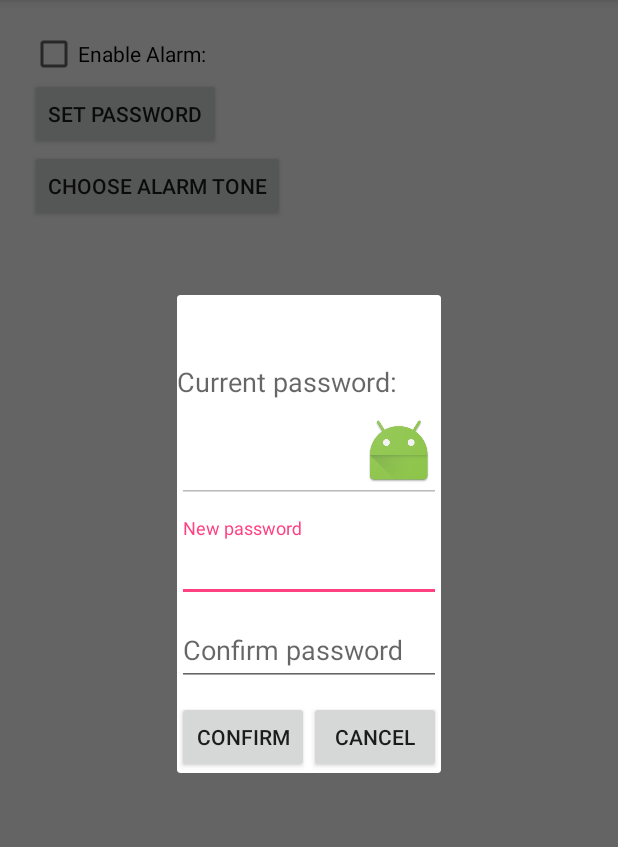
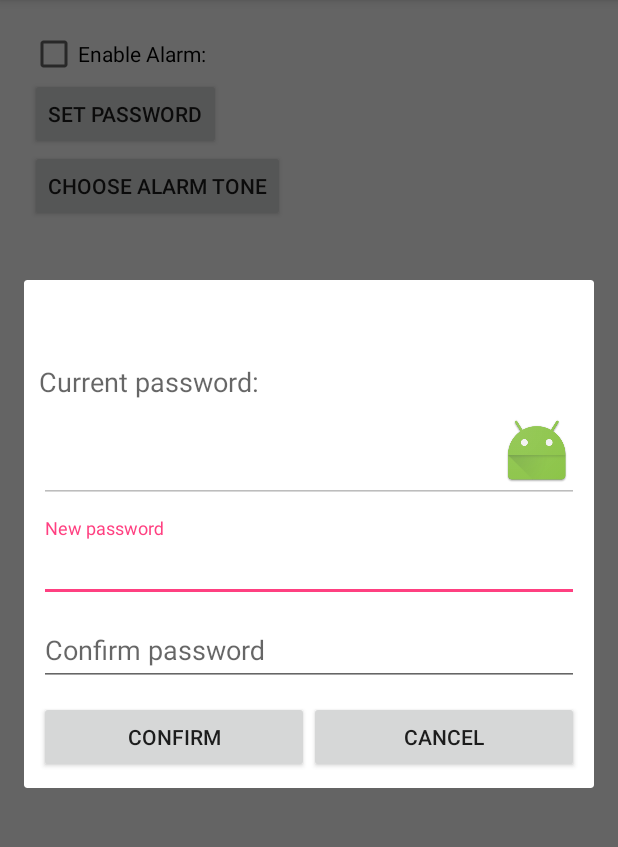
Before and after one commit to receme/SafetyCharger, an Android app: the fragment PasswordChangeDialogFragment placed in its activity, on a phone screen of 412 x 824 dp, the part 84-931 px from its top. Run offline under Robolectric (Android 15) with nearby library versions, the phone set to English and light mode, and no system bars; our stand-ins replace ButterKnife; 1 statement that could not run was skipped.

Commit message:
password change dialog width changed, set cancelable false

```diff
--- a/app/src/main/java/com/rcmapps/safetycharger/fragments/PasswordChangeDialogFragment.java
+++ b/app/src/main/java/com/rcmapps/safetycharger/fragments/PasswordChangeDialogFragment.java
@@ -2,6 +2,7 @@ package com.rcmapps.safetycharger.fragments;
 
 import android.app.Dialog;
 import android.os.Bundle;
+import android.support.annotation.NonNull;
 import android.support.annotation.Nullable;
 import android.support.v7.app.AppCompatDialogFragment;
 import android.view.LayoutInflater;
@@ -33,13 +34,21 @@ public class PasswordChangeDialogFragment extends AppCompatDialogFragment implem
     @BindView(R.id.confirmPasswordEdtxt)
     EditText confirmPasswordEdtxt;
 
-    MainPresenter presenter;
+    private MainPresenter presenter;
+    private String newPassword ="";
+    private String confirmNewPassword ="";
 
     public PasswordChangeDialogFragment(){
     }
 
     public PasswordChangeDialogFragment(MainPresenter presenter) {
         this.presenter = presenter;
+    }
+
+    public PasswordChangeDialogFragment(MainPresenter presenter, @NonNull String newPassword, @NonNull String confirmNewPassword) {
+        this.presenter = presenter;
+        this.newPassword = newPassword;
+        this.confirmNewPassword = confirmNewPassword;
     }
 
     @Nullable
@@ -58,6 +67,10 @@ public class PasswordChangeDialogFragment extends AppCompatDialogFragment implem
         confirmBtn.setOnClickListener(this);
         cancelBtn.setOnClickListener(this);
 
+        newPasswordEdtxt.setText(newPassword);
+        confirmPasswordEdtxt.setText(confirmNewPassword);
+
+        setCancelable(false);
     }
 
     @Override
--- a/app/src/main/res/layout/fragment_password_change.xml
+++ b/app/src/main/res/layout/fragment_password_change.xml
@@ -3,7 +3,7 @@
     xmlns:android="http://schemas.android.com/apk/res/android"
     android:layout_width="match_parent"
     android:layout_height="match_parent"
-    android:layout_margin="10dp"
+    android:padding="10dp"
     android:orientation="vertical">
 
     <TextView
@@ -15,6 +15,7 @@
 
     <EditText
         android:id="@+id/prevPassword"
+        android:ems="20"
         android:layout_width="match_parent"
         android:layout_height="wrap_content"
         android:layout_marginBottom="10dp"
```
